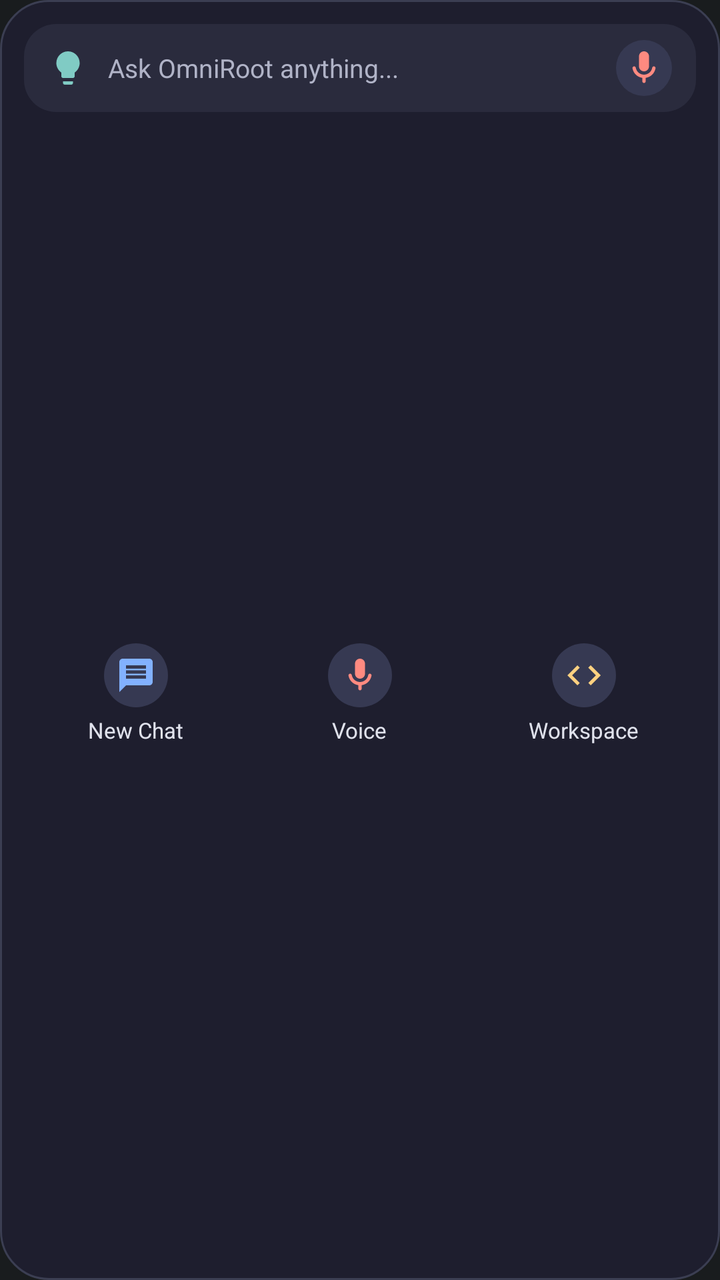
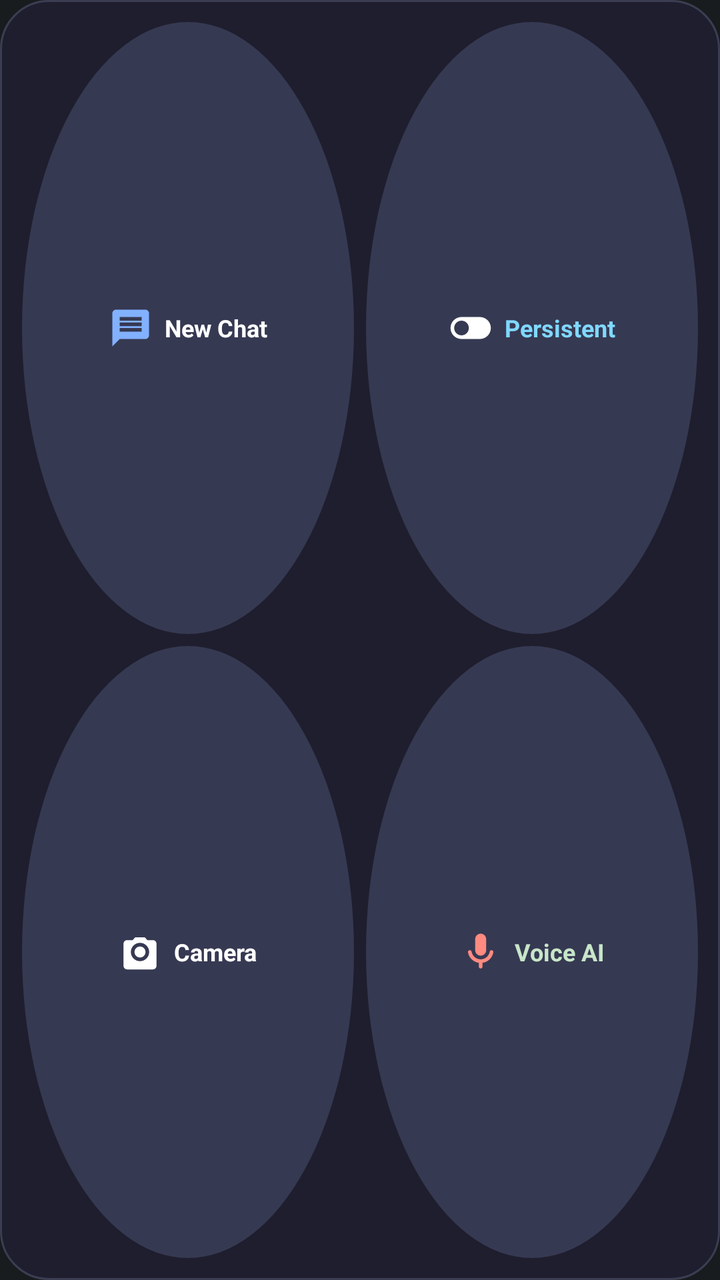

An Android layout rendered at two revisions. The XML below is the earlier revision; the diff shows what the commit changed to produce the second picture.
<!-- AndroidManifest.xml: application theme Theme.MyApplication -->
<!-- res/layout/widget_quick_chat.xml -->
<?xml version="1.0" encoding="utf-8"?>
<LinearLayout xmlns:android="http://schemas.android.com/apk/res/android"
    android:id="@+id/widget_container"
    android:layout_width="match_parent"
    android:layout_height="match_parent"
    android:background="@drawable/widget_background"
    android:orientation="vertical"
    android:padding="12dp">

    
    <LinearLayout
        android:id="@+id/widget_search_bar"
        android:layout_width="match_parent"
        android:layout_height="44dp"
        android:background="@drawable/widget_search_bar_bg"
        android:gravity="center_vertical"
        android:orientation="horizontal"
        android:paddingHorizontal="12dp">

        <ImageView
            android:layout_width="20dp"
            android:layout_height="20dp"
            android:contentDescription="OmniRoot AI"
            android:src="@drawable/ic_widget_sparkle" />

        <TextView
            android:layout_width="0dp"
            android:layout_height="wrap_content"
            android:layout_marginStart="10dp"
            android:layout_weight="1"
            android:text="@string/widget_prompt_hint"
            android:textColor="#B0B3C7"
            android:textSize="13sp" />

        <ImageView
            android:id="@+id/widget_btn_quick_voice"
            android:layout_width="28dp"
            android:layout_height="28dp"
            android:background="@drawable/widget_button_bg"
            android:contentDescription="Voice Input"
            android:padding="4dp"
            android:src="@drawable/ic_widget_mic" />
    </LinearLayout>

    <LinearLayout
        android:layout_width="match_parent"
        android:layout_height="0dp"
        android:layout_marginTop="10dp"
        android:layout_weight="1"
        android:gravity="center_vertical"
        android:orientation="horizontal">

        
        <LinearLayout
            android:id="@+id/widget_btn_new_chat"
            android:layout_width="0dp"
            android:layout_height="match_parent"
            android:layout_weight="1"
            android:gravity="center"
            android:orientation="vertical">

            <ImageView
                android:layout_width="32dp"
                android:layout_height="32dp"
                android:background="@drawable/widget_button_bg"
                android:contentDescription="New Chat"
                android:padding="6dp"
                android:src="@drawable/ic_widget_chat" />

            <TextView
                android:layout_width="wrap_content"
                android:layout_height="wrap_content"
                android:layout_marginTop="4dp"
                android:text="New Chat"
                android:textColor="#E0E2EC"
                android:textSize="11sp" />
        </LinearLayout>

        
        <LinearLayout
            android:id="@+id/widget_btn_voice_mode"
            android:layout_width="0dp"
            android:layout_height="match_parent"
            android:layout_weight="1"
            android:gravity="center"
            android:orientation="vertical">

            <ImageView
                android:layout_width="32dp"
                android:layout_height="32dp"
                android:background="@drawable/widget_button_bg"
                android:contentDescription="Voice Mode"
                android:padding="6dp"
                android:src="@drawable/ic_widget_mic" />

            <TextView
                android:layout_width="wrap_content"
                android:layout_height="wrap_content"
                android:layout_marginTop="4dp"
                android:text="Voice"
                android:textColor="#E0E2EC"
                android:textSize="11sp" />
        </LinearLayout>

        
        <LinearLayout
            android:id="@+id/widget_btn_code_workspace"
            android:layout_width="0dp"
            android:layout_height="match_parent"
            android:layout_weight="1"
            android:gravity="center"
            android:orientation="vertical">

            <ImageView
                android:layout_width="32dp"
                android:layout_height="32dp"
                android:background="@drawable/widget_button_bg"
                android:contentDescription="Code Workspace"
                android:padding="6dp"
                android:src="@drawable/ic_widget_code" />

            <TextView
                android:layout_width="wrap_content"
                android:layout_height="wrap_content"
                android:layout_marginTop="4dp"
                android:text="Workspace"
                android:textColor="#E0E2EC"
                android:textSize="11sp" />
        </LinearLayout>
    </LinearLayout>
</LinearLayout>
<!-- resources referenced by this layout -->
<resources>
  <!-- drawable ic_widget_chat (drawable) -->
  <vector xmlns:android="http://schemas.android.com/apk/res/android"
      android:width="24dp"
      android:height="24dp"
      android:viewportWidth="24"
      android:viewportHeight="24">
    <path
        android:fillColor="#82B1FF"
        android:pathData="M20,2H4c-1.1,0 -2,0.9 -2,2v18l4,-4h14c1.1,0 2,-0.9 2,-2V4c0,-1.1 -0.9,-2 -2,-2zm-2,12H6v-2h12v2zm0,-3H6V9h12v2zm0,-3H6V6h12v2z"/>
  </vector>
  <!-- drawable ic_widget_code (drawable) -->
  <vector xmlns:android="http://schemas.android.com/apk/res/android"
      android:width="24dp"
      android:height="24dp"
      android:viewportWidth="24"
      android:viewportHeight="24">
    <path
        android:fillColor="#FFD180"
        android:pathData="M9.4,16.6L4.8,12l4.6,-4.6L8,6l-6,6 6,6 1.4,-1.4zm5.2,0l4.6,-4.6 -4.6,-4.6L16,6l6,6 -6,6 -1.4,-1.4z"/>
  </vector>
  <!-- drawable ic_widget_mic (drawable) -->
  <vector xmlns:android="http://schemas.android.com/apk/res/android"
      android:width="24dp"
      android:height="24dp"
      android:viewportWidth="24"
      android:viewportHeight="24">
    <path
        android:fillColor="#FF8A80"
        android:pathData="M12,14c1.66,0 3,-1.34 3,-3V5c0,-1.66 -1.34,-3 -3,-3S9,3.34 9,5v6c0,1.66 1.34,3 3,3zm5.91,-3c-0.49,0 -0.9,0.36 -0.98,0.85C16.52,14.2 14.47,16 12,16s-4.52,-1.8 -4.93,-4.15c-0.08,-0.49 -0.49,-0.85 -0.98,-0.85 -0.61,0 -1.09,0.54 -1,1.14 0.49,3 2.89,5.35 5.91,5.78V20c0,0.55 0.45,1 1,1s1,-0.45 1,-1v-2.08c3.02,-0.43 5.42,-2.78 5.91,-5.78 0.1,-0.6 -0.39,-1.14 -1,-1.14z"/>
  </vector>
  <!-- drawable ic_widget_sparkle (drawable) -->
  <vector xmlns:android="http://schemas.android.com/apk/res/android"
      android:width="24dp"
      android:height="24dp"
      android:viewportWidth="24"
      android:viewportHeight="24">
    <path
        android:fillColor="#80CBC4"
        android:pathData="M9,21c0,0.55 0.45,1 1,1h4c0.55,0 1,-0.45 1,-1v-1H9v1zM12,2C8.14,2 5,5.14 5,9c0,2.38 1.19,4.47 3,5.74V17c0,0.55 0.45,1 1,1h6c0.55,0 1,-0.45 1,-1v-2.26c1.81,-1.27 3,-3.36 3,-5.74 0,-3.86 -3.14,-7 -7,-7z"/>
  </vector>
  <!-- drawable widget_background (drawable) -->
  <?xml version="1.0" encoding="utf-8"?>
  <shape xmlns:android="http://schemas.android.com/apk/res/android"
      android:shape="rectangle">
      <corners android:radius="24dp" />
      <solid android:color="#1E1E2E" />
      <stroke
          android:width="1dp"
          android:color="#3B3E52" />
  </shape>
  <!-- drawable widget_button_bg (drawable) -->
  <?xml version="1.0" encoding="utf-8"?>
  <shape xmlns:android="http://schemas.android.com/apk/res/android"
      android:shape="oval">
      <solid android:color="#363952" />
  </shape>
  <!-- drawable widget_search_bar_bg (drawable) -->
  <?xml version="1.0" encoding="utf-8"?>
  <shape xmlns:android="http://schemas.android.com/apk/res/android"
      android:shape="rectangle">
      <corners android:radius="16dp" />
      <solid android:color="#2A2B3D" />
  </shape>
  <string name="widget_prompt_hint">Ask OmniRoot anything...</string>
  <style name="Theme.MyApplication" parent="android:Theme.DeviceDefault.NoActionBar" />
</resources>

<!-- the commit's change to res/layout/widget_quick_chat.xml (unified diff, before → after) -->
@@ -5,49 +5,13 @@
     android:layout_height="match_parent"
     android:background="@drawable/widget_background"
     android:orientation="vertical"
-    android:padding="12dp">
+    android:padding="8dp">
 
     
     <LinearLayout
-        android:id="@+id/widget_search_bar"
-        android:layout_width="match_parent"
-        android:layout_height="44dp"
-        android:background="@drawable/widget_search_bar_bg"
-        android:gravity="center_vertical"
-        android:orientation="horizontal"
-        android:paddingHorizontal="12dp">
-
-        <ImageView
-            android:layout_width="20dp"
-            android:layout_height="20dp"
-            android:contentDescription="OmniRoot AI"
-            android:src="@drawable/ic_widget_sparkle" />
-
-        <TextView
-            android:layout_width="0dp"
-            android:layout_height="wrap_content"
-            android:layout_marginStart="10dp"
-            android:layout_weight="1"
-            android:text="@string/widget_prompt_hint"
-            android:textColor="#B0B3C7"
-            android:textSize="13sp" />
-
-        <ImageView
-            android:id="@+id/widget_btn_quick_voice"
-            android:layout_width="28dp"
-            android:layout_height="28dp"
-            android:background="@drawable/widget_button_bg"
-            android:contentDescription="Voice Input"
-            android:padding="4dp"
-            android:src="@drawable/ic_widget_mic" />
-    </LinearLayout>
-
-    <LinearLayout
         android:layout_width="match_parent"
         android:layout_height="0dp"
-        android:layout_marginTop="10dp"
         android:layout_weight="1"
-        android:gravity="center_vertical"
         android:orientation="horizontal">
 
         
@@ -55,77 +19,124 @@
             android:id="@+id/widget_btn_new_chat"
             android:layout_width="0dp"
             android:layout_height="match_parent"
+            android:layout_margin="3dp"
             android:layout_weight="1"
+            android:background="@drawable/widget_button_bg"
             android:gravity="center"
-            android:orientation="vertical">
+            android:orientation="horizontal"
+            android:padding="6dp">
 
             <ImageView
-                android:layout_width="32dp"
-                android:layout_height="32dp"
-                android:background="@drawable/widget_button_bg"
+                android:layout_width="22dp"
+                android:layout_height="22dp"
                 android:contentDescription="New Chat"
-                android:padding="6dp"
                 android:src="@drawable/ic_widget_chat" />
+
+            <TextView
+                android:id="@+id/widget_text_new_chat"
+                android:layout_width="wrap_content"
+                android:layout_height="wrap_content"
+                android:layout_marginStart="6dp"
+                android:text="New Chat"
+                android:textColor="#FFFFFF"
+                android:textSize="12sp"
+                android:textStyle="bold" />
+        </LinearLayout>
+
+        
+        <LinearLayout
+            android:id="@+id/widget_btn_toggle_mode"
+            android:layout_width="0dp"
+            android:layout_height="match_parent"
+            android:layout_margin="3dp"
+            android:layout_weight="1"
+            android:background="@drawable/widget_button_bg"
+            android:gravity="center"
+            android:orientation="horizontal"
+            android:padding="6dp">
+
+            <ImageView
+                android:layout_width="22dp"
+                android:layout_height="22dp"
+                android:contentDescription="Toggle Mode"
+                android:src="@drawable/ic_widget_toggle" />
+
+            <TextView
+                android:id="@+id/widget_text_mode"
+                android:layout_width="wrap_content"
+                android:layout_height="wrap_content"
+                android:layout_marginStart="6dp"
+                android:text="Persistent"
+                android:textColor="#80D8FF"
+                android:textSize="12sp"
+                android:textStyle="bold" />
+        </LinearLayout>
+    </LinearLayout>
+
+    
+    <LinearLayout
+        android:layout_width="match_parent"
+        android:layout_height="0dp"
+        android:layout_weight="1"
+        android:orientation="horizontal">
+
+        
+        <LinearLayout
+            android:id="@+id/widget_btn_camera"
+            android:layout_width="0dp"
+            android:layout_height="match_parent"
+            android:layout_margin="3dp"
+            android:layout_weight="1"
+            android:background="@drawable/widget_button_bg"
+            android:gravity="center"
+            android:orientation="horizontal"
+            android:padding="6dp">
+
+            <ImageView
+                android:layout_width="22dp"
+                android:layout_height="22dp"
+                android:contentDescription="Camera Chat"
+                android:src="@drawable/ic_widget_camera" />
 
             <TextView
                 android:layout_width="wrap_content"
                 android:layout_height="wrap_content"
-                android:layout_marginTop="4dp"
-                android:text="New Chat"
-                android:textColor="#E0E2EC"
-                android:textSize="11sp" />
+                android:layout_marginStart="6dp"
+                android:text="Camera"
+                android:textColor="#FFFFFF"
+                android:textSize="12sp"
+                android:textStyle="bold" />
         </LinearLayout>
 
         
         <LinearLayout
-            android:id="@+id/widget_btn_voice_mode"
+            android:id="@+id/widget_btn_voice"
             android:layout_width="0dp"
             android:layout_height="match_parent"
+            android:layout_margin="3dp"
             android:layout_weight="1"
+            android:background="@drawable/widget_button_bg"
             android:gravity="center"
-            android:orientation="vertical">
+            android:orientation="horizontal"
+            android:padding="6dp">
 
             <ImageView
-                android:layout_width="32dp"
-                android:layout_height="32dp"
-                android:background="@drawable/widget_button_bg"
-                android:contentDescription="Voice Mode"
-                android:padding="6dp"
+                android:id="@+id/widget_icon_voice"
+                android:layout_width="22dp"
+                android:layout_height="22dp"
+                android:contentDescription="Voice Action"
                 android:src="@drawable/ic_widget_mic" />
 
             <TextView
+                android:id="@+id/widget_text_voice"
                 android:layout_width="wrap_content"
                 android:layout_height="wrap_content"
-                android:layout_marginTop="4dp"
-                android:text="Voice"
-                android:textColor="#E0E2EC"
-                android:textSize="11sp" />
-        </LinearLayout>
-
-        
-        <LinearLayout
-            android:id="@+id/widget_btn_code_workspace"
-            android:layout_width="0dp"
-            android:layout_height="match_parent"
-            android:layout_weight="1"
-            android:gravity="center"
-            android:orientation="vertical">
-
-            <ImageView
-                android:layout_width="32dp"
-                android:layout_height="32dp"
-                android:background="@drawable/widget_button_bg"
-                android:contentDescription="Code Workspace"
-                android:padding="6dp"
-                android:src="@drawable/ic_widget_code" />
-
-            <TextView
-                android:layout_width="wrap_content"
-                android:layout_height="wrap_content"
-                android:layout_marginTop="4dp"
-                android:text="Workspace"
-                android:textColor="#E0E2EC"
-                android:textSize="11sp" />
+                android:layout_marginStart="6dp"
+                android:text="Voice AI"
+                android:textColor="#C8E6C9"
+                android:textSize="12sp"
+                android:textStyle="bold" />
         </LinearLayout>
     </LinearLayout>
+
 </LinearLayout>
<!-- resource entries referenced after the edit -->
@@ -1,5 +1,15 @@
 <!-- resources referenced by this layout -->
 <resources>
+  <!-- drawable ic_widget_camera (drawable) -->
+  <vector xmlns:android="http://schemas.android.com/apk/res/android"
+      android:width="24dp"
+      android:height="24dp"
+      android:viewportWidth="24"
+      android:viewportHeight="24">
+    <path
+        android:fillColor="#FFFFFFFF"
+        android:pathData="M9.4,4l-1.4,1.5H5c-1.1,0 -2,0.9 -2,2v12c0,1.1 0.9,2 2,2h14c1.1,0 2,-0.9 2,-2V7.5c0,-1.1 -0.9,-2 -2,-2h-3l-1.4,-1.5H9.4zM12,17c-2.76,0 -5,-2.24 -5,-5s2.24,-5 5,-5 5,2.24 5,5 -2.24,5 -5,5zM12,9c-1.66,0 -3,1.34 -3,3s1.34,3 3,3 3,-1.34 3,-3 -1.34,-3 -3,-3z"/>
+  </vector>
   <!-- drawable ic_widget_chat (drawable) -->
   <vector xmlns:android="http://schemas.android.com/apk/res/android"
       android:width="24dp"
@@ -9,16 +19,6 @@
     <path
         android:fillColor="#82B1FF"
         android:pathData="M20,2H4c-1.1,0 -2,0.9 -2,2v18l4,-4h14c1.1,0 2,-0.9 2,-2V4c0,-1.1 -0.9,-2 -2,-2zm-2,12H6v-2h12v2zm0,-3H6V9h12v2zm0,-3H6V6h12v2z"/>
-  </vector>
-  <!-- drawable ic_widget_code (drawable) -->
-  <vector xmlns:android="http://schemas.android.com/apk/res/android"
-      android:width="24dp"
-      android:height="24dp"
-      android:viewportWidth="24"
-      android:viewportHeight="24">
-    <path
-        android:fillColor="#FFD180"
-        android:pathData="M9.4,16.6L4.8,12l4.6,-4.6L8,6l-6,6 6,6 1.4,-1.4zm5.2,0l4.6,-4.6 -4.6,-4.6L16,6l6,6 -6,6 -1.4,-1.4z"/>
   </vector>
   <!-- drawable ic_widget_mic (drawable) -->
   <vector xmlns:android="http://schemas.android.com/apk/res/android"
@@ -30,15 +30,15 @@
         android:fillColor="#FF8A80"
         android:pathData="M12,14c1.66,0 3,-1.34 3,-3V5c0,-1.66 -1.34,-3 -3,-3S9,3.34 9,5v6c0,1.66 1.34,3 3,3zm5.91,-3c-0.49,0 -0.9,0.36 -0.98,0.85C16.52,14.2 14.47,16 12,16s-4.52,-1.8 -4.93,-4.15c-0.08,-0.49 -0.49,-0.85 -0.98,-0.85 -0.61,0 -1.09,0.54 -1,1.14 0.49,3 2.89,5.35 5.91,5.78V20c0,0.55 0.45,1 1,1s1,-0.45 1,-1v-2.08c3.02,-0.43 5.42,-2.78 5.91,-5.78 0.1,-0.6 -0.39,-1.14 -1,-1.14z"/>
   </vector>
-  <!-- drawable ic_widget_sparkle (drawable) -->
+  <!-- drawable ic_widget_toggle (drawable) -->
   <vector xmlns:android="http://schemas.android.com/apk/res/android"
       android:width="24dp"
       android:height="24dp"
       android:viewportWidth="24"
       android:viewportHeight="24">
     <path
-        android:fillColor="#80CBC4"
-        android:pathData="M9,21c0,0.55 0.45,1 1,1h4c0.55,0 1,-0.45 1,-1v-1H9v1zM12,2C8.14,2 5,5.14 5,9c0,2.38 1.19,4.47 3,5.74V17c0,0.55 0.45,1 1,1h6c0.55,0 1,-0.45 1,-1v-2.26c1.81,-1.27 3,-3.36 3,-5.74 0,-3.86 -3.14,-7 -7,-7z"/>
+        android:fillColor="#FFFFFFFF"
+        android:pathData="M17,6H7c-3.31,0 -6,2.69 -6,6s2.69,6 6,6h10c3.31,0 6,-2.69 6,-6s-2.69,-6 -6,-6zM7,16c-2.21,0 -4,-1.79 -4,-4s1.79,-4 4,-4 4,1.79 4,4 -1.79,4 -4,4z"/>
   </vector>
   <!-- drawable widget_background (drawable) -->
   <?xml version="1.0" encoding="utf-8"?>
@@ -56,14 +56,6 @@
       android:shape="oval">
       <solid android:color="#363952" />
   </shape>
-  <!-- drawable widget_search_bar_bg (drawable) -->
-  <?xml version="1.0" encoding="utf-8"?>
-  <shape xmlns:android="http://schemas.android.com/apk/res/android"
-      android:shape="rectangle">
-      <corners android:radius="16dp" />
-      <solid android:color="#2A2B3D" />
-  </shape>
-  <string name="widget_prompt_hint">Ask OmniRoot anything...</string>
   <style name="Theme.MyApplication" parent="android:Theme.DeviceDefault.NoActionBar" />
 </resources>
 
